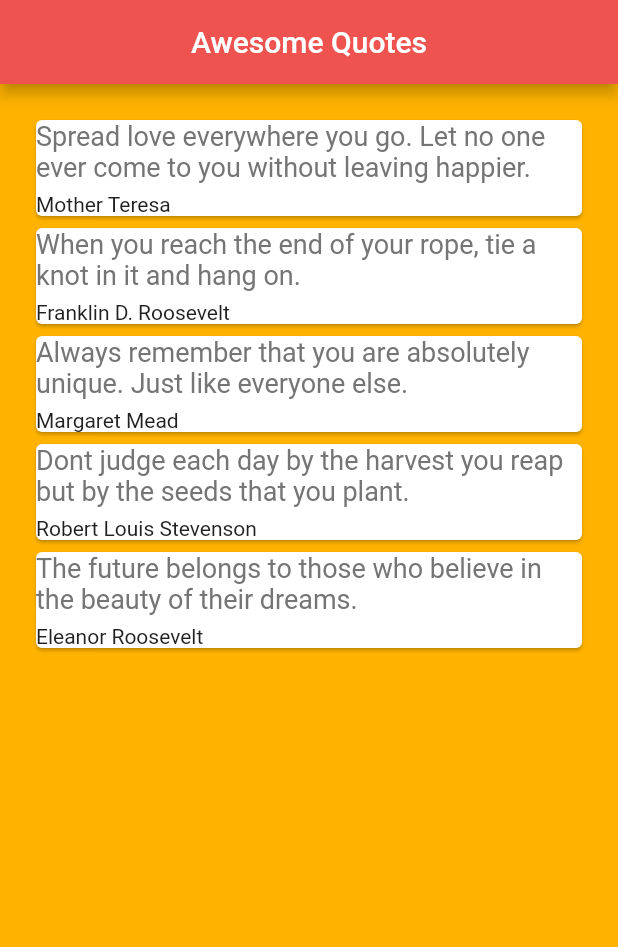
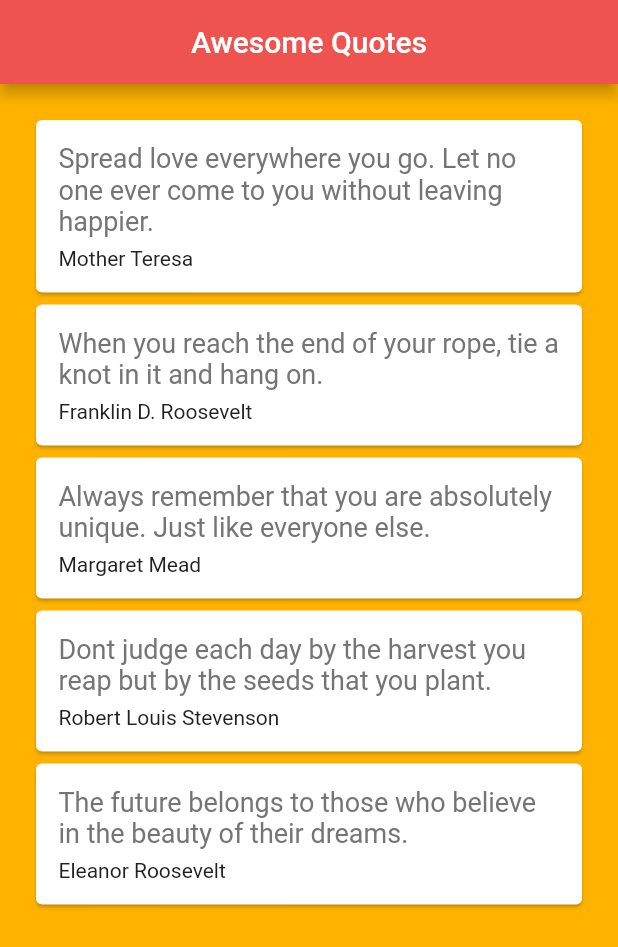
Before and after one commit to PikaPika0710/flutter_tutorial, a Flutter app: the screen it shows after launch, on a phone screen of 412 x 824 dp. Shown: the top 947 px of the screen. Run offline on Flutter 3.47's test engine with Material 2 defaults, Android fonts, the phone set to English and light mode, and no system bars.

```diff
--- a/stateful_app/lib/main.dart
+++ b/stateful_app/lib/main.dart
@@ -1,5 +1,6 @@
 import 'package:flutter/material.dart';
 import 'quote.dart';
+import 'quote_card.dart';
 
 void main() => runApp(MaterialApp(
       home: QuoteList(),
@@ -35,31 +36,6 @@ class _QuoteListState extends State<QuoteList> {
             'The future belongs to those who believe in the beauty of their dreams.',
         author: 'Eleanor Roosevelt'),
   ];
-  Widget cardTemplate(quote) {
-    return Card(
-        child: Column(
-      crossAxisAlignment: CrossAxisAlignment.stretch,
-      children: <Widget>[
-        Text(
-          quote.text,
-          style: TextStyle(
-            color: Colors.grey[600],
-            fontSize: 18.0,
-          ),
-        ),
-        SizedBox(
-          height: 6.0,
-        ),
-        Text(
-          quote.author,
-          style: TextStyle(
-            color: Colors.grey[900],
-            fontSize: 14.0,
-          ),
-        ),
-      ],
-    ));
-  }
 
   @override
   Widget build(BuildContext context) {
@@ -74,7 +50,7 @@ class _QuoteListState extends State<QuoteList> {
             child: Container(
                 child: Column(
               // mainAxisAlignment: MainAxisAlignment.spaceBetween,
-              children: quotes.map((quote) => cardTemplate(quote)).toList(),
+              children: quotes.map((quote) => QuoteCard(quote: quote)).toList(),
             ))));
   }
 }
--- /dev/null
+++ b/stateful_app/lib/quote_card.dart
@@ -0,0 +1,37 @@
+import 'package:flutter/material.dart';
+import 'quote.dart';
+
+class QuoteCard extends StatelessWidget {
+  final Quote quote;
+  QuoteCard({required this.quote});
+
+  @override
+  Widget build(BuildContext context) {
+    return Card(
+        child: Padding(
+      padding: const EdgeInsets.all(15.0),
+      child: Column(
+        crossAxisAlignment: CrossAxisAlignment.stretch,
+        children: <Widget>[
+          Text(
+            quote.text,
+            style: TextStyle(
+              color: Colors.grey[600],
+              fontSize: 18.0,
+            ),
+          ),
+          SizedBox(
+            height: 6.0,
+          ),
+          Text(
+            quote.author,
+            style: TextStyle(
+              color: Colors.grey[900],
+              fontSize: 14.0,
+            ),
+          ),
+        ],
+      ),
+    ));
+  }
+}
```
